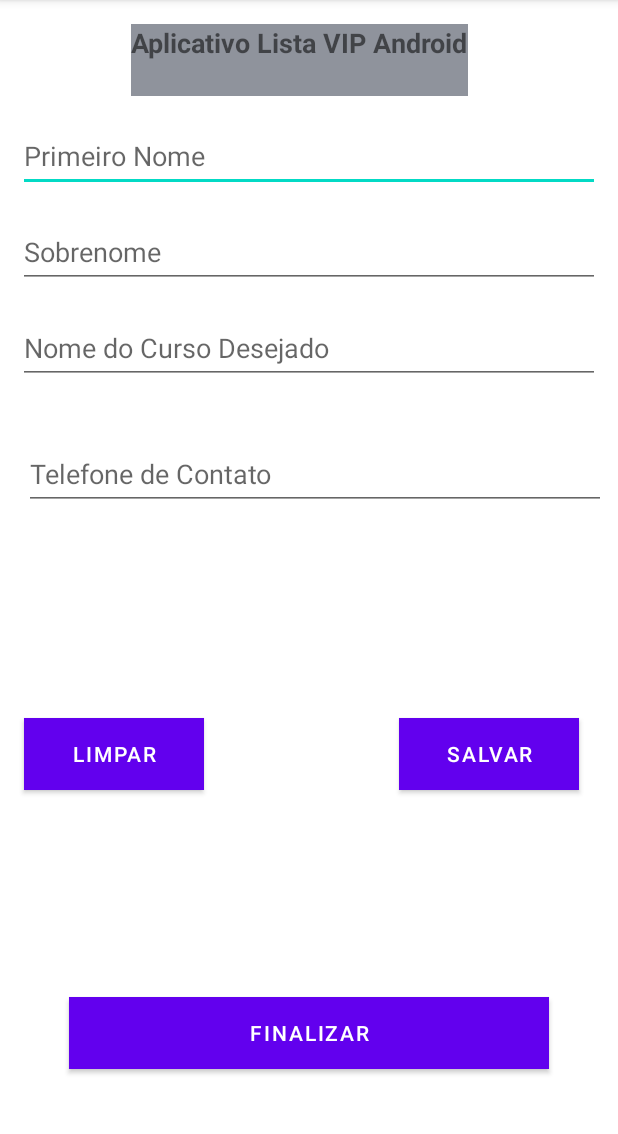
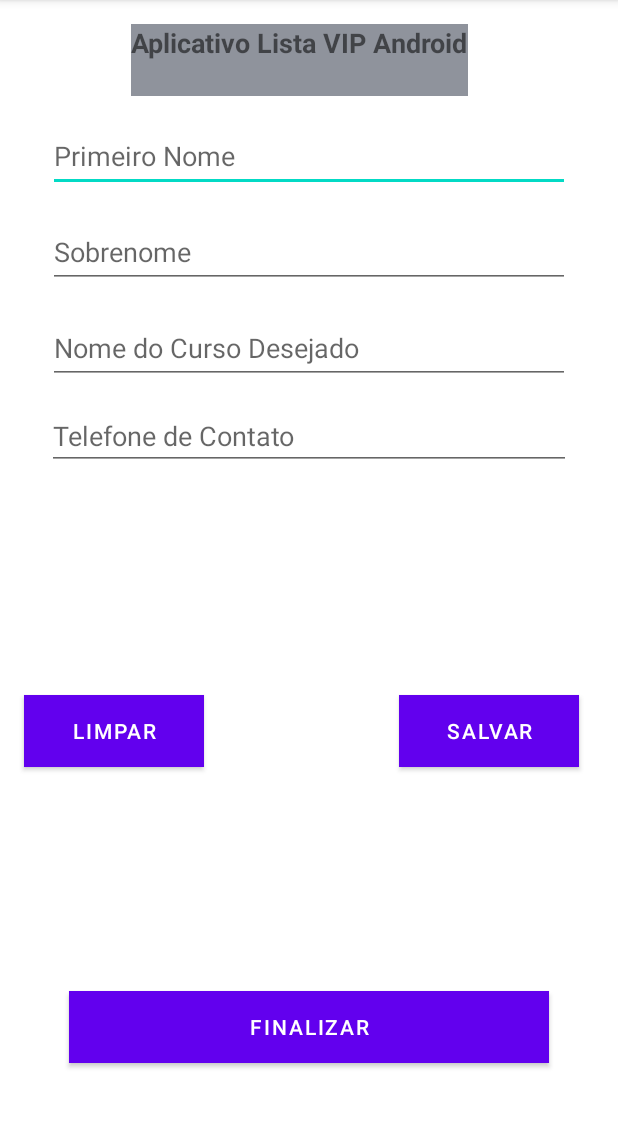
Before and after one commit to hevertonaraujomachado/-Desenvolvimento-Android-2023---Crie-13-apps-completos, an Android app: the screen it shows after launch (MainActivity), on a phone screen of 412 x 824 dp, the part 84-1218 px from its top. Run offline under Robolectric (Android 15) with nearby library versions, the phone set to English and light mode, and no system bars.

Commit message:
Correção de Tela

```diff
--- a/AppListaCurso/app/src/main/res/layout/activity_main.xml
+++ b/AppListaCurso/app/src/main/res/layout/activity_main.xml
@@ -23,7 +23,7 @@
 
     <EditText
         android:id="@+id/editPrimeiroNome"
-        android:layout_width="388dp"
+        android:layout_width="348dp"
         android:layout_height="48dp"
         android:layout_margin="16dp"
         android:ems="10"
@@ -36,7 +36,7 @@
 
     <EditText
         android:id="@+id/editSobrenome"
-        android:layout_width="388dp"
+        android:layout_width="348dp"
         android:layout_height="48dp"
         android:layout_margin="16dp"
         android:ems="10"
@@ -49,7 +49,7 @@
 
     <EditText
         android:id="@+id/editNomeDoCursoDesejado"
-        android:layout_width="388dp"
+        android:layout_width="348dp"
         android:layout_height="48dp"
         android:layout_margin="16dp"
         android:layout_marginTop="20dp"
@@ -63,17 +63,16 @@
 
     <EditText
         android:id="@+id/editTelefoneContato"
-        android:layout_width="388dp"
-        android:layout_height="48dp"
+        android:layout_width="349dp"
+        android:layout_height="45dp"
         android:layout_marginStart="16dp"
-        android:layout_marginTop="36dp"
+        android:layout_marginTop="12dp"
         android:layout_marginEnd="16dp"
         android:ems="10"
         android:hint="@string/txt_hint_edit_telefone_contato"
         android:importantForAutofill="no"
         android:inputType="textPersonName"
         app:layout_constraintEnd_toEndOf="parent"
-        app:layout_constraintHorizontal_bias="0.0"
         app:layout_constraintStart_toStartOf="parent"
         app:layout_constraintTop_toBottomOf="@+id/editNomeDoCursoDesejado" />
 
```
